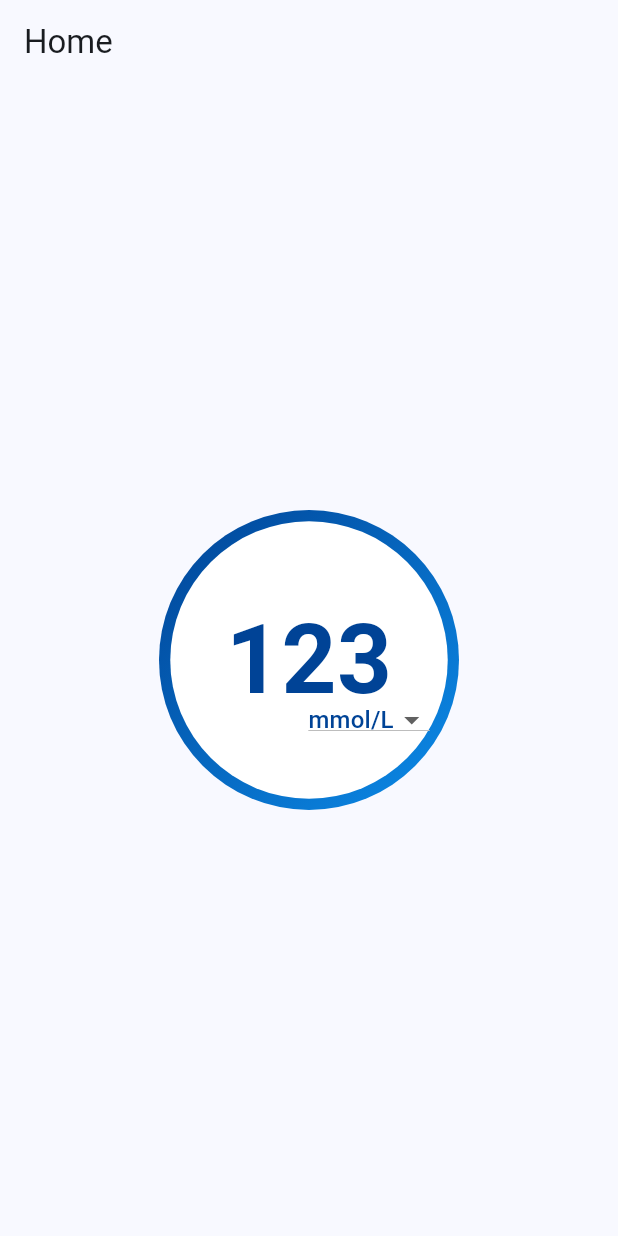
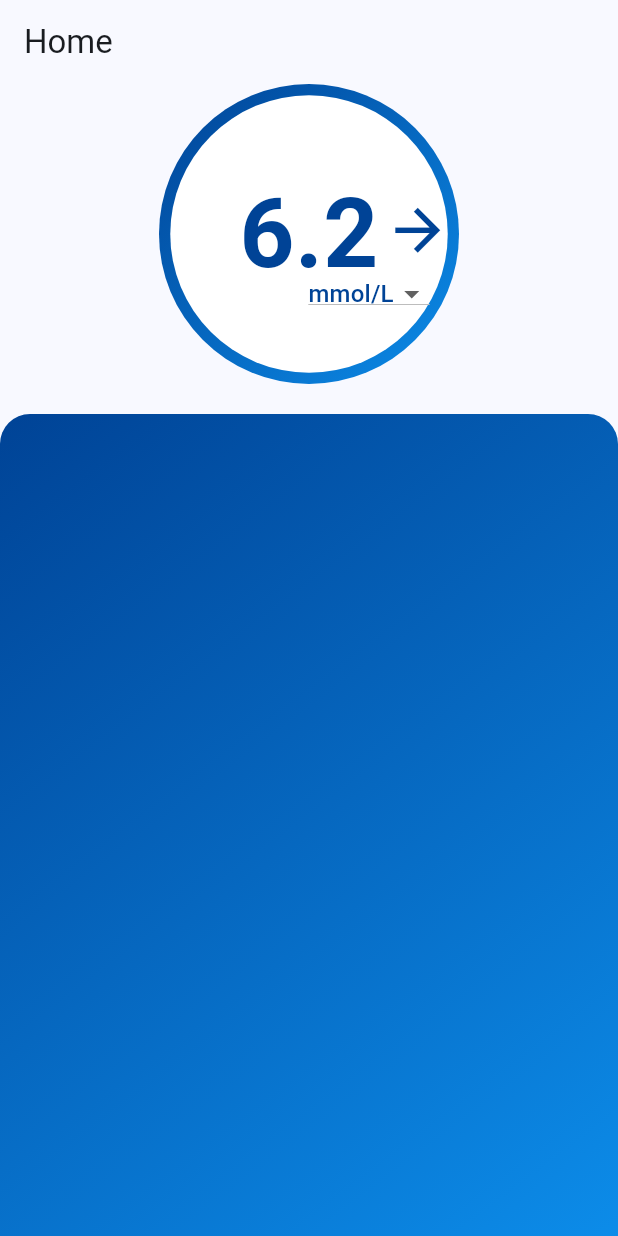
Before and after one commit to PaulDelamare/Diwe_front, a Flutter app: the screen it shows after launch, item 3 of the bottom bar chosen, on a phone screen of 412 x 824 dp. Run offline on Flutter 3.47's test engine with Material 3 defaults, Android fonts, the phone set to English and light mode, and no system bars.

Commit message:
page home, cercle ajout fleche + bloc bleu en dessous

```diff
--- a/lib/home/home.dart
+++ b/lib/home/home.dart
@@ -14,9 +14,9 @@ class _HomePageState extends State<HomePage> {
       appBar: AppBar(
         title: Text('Home'),
       ),
-      body: Center(
-        child: Column(
-          mainAxisAlignment: MainAxisAlignment.center,
+
+      //cercle glycemique
+      body: Column(
         children: [
           Container(
             width: 200,
@@ -47,7 +47,7 @@ class _HomePageState extends State<HomePage> {
                     ),
                     child: Center(
                       child: Text(
-                          '123', // donnée fictive en chiffre
+                        '6.2', // donnée fictive en chiffre
                         style: TextStyle(
                           color: Color(0xFF004396),
                           fontSize: 64,
@@ -59,13 +59,13 @@ class _HomePageState extends State<HomePage> {
                 ),
                 Positioned(
                   bottom: 45,
-                    left: 90, // Déplacement vers la droite
+                  left: 90,
                   child: Container(
                     width: 100,
                     height: 30,
                     decoration: BoxDecoration(
                       shape: BoxShape.circle,
-                        color: Colors.white, // Couleur du fond du sélecteur
+                      color: Colors.white,
                     ),
                     child: Center(
                       child: DropdownButton<String>(
@@ -90,12 +90,40 @@ class _HomePageState extends State<HomePage> {
                     ),
                   ),
                 ),
-                ],
+                Positioned(
+                  bottom: 80,
+                  left: 150,
+                  child: Icon(
+                    Icons.arrow_forward,
+                    color: Color(0xFF004396),
+                    size: 45,
                   ),
                 ),
               ],
             ),
           ),
+
+          //fond bleu
+          SizedBox(height: 20), // Espace entre les deux blocs
+          Expanded(
+            child: Container(
+              decoration: BoxDecoration(
+                gradient: LinearGradient(
+                  colors: [Color(0xFF004396), Color(0xFF0C8CE9)],
+                  begin: Alignment.topLeft,
+                  end: Alignment.bottomRight,
+                ),
+                borderRadius: BorderRadius.only(
+                  topLeft: Radius.circular(20),
+                  topRight: Radius.circular(20),
+                ),
+              ),
+
+              // Autres widgets à l'intérieur de ce conteneur
+            ),
+          ),
+        ],
+      ),
     );
   }
 }
```
Lines whose indentation alone changed are shown as unchanged.
